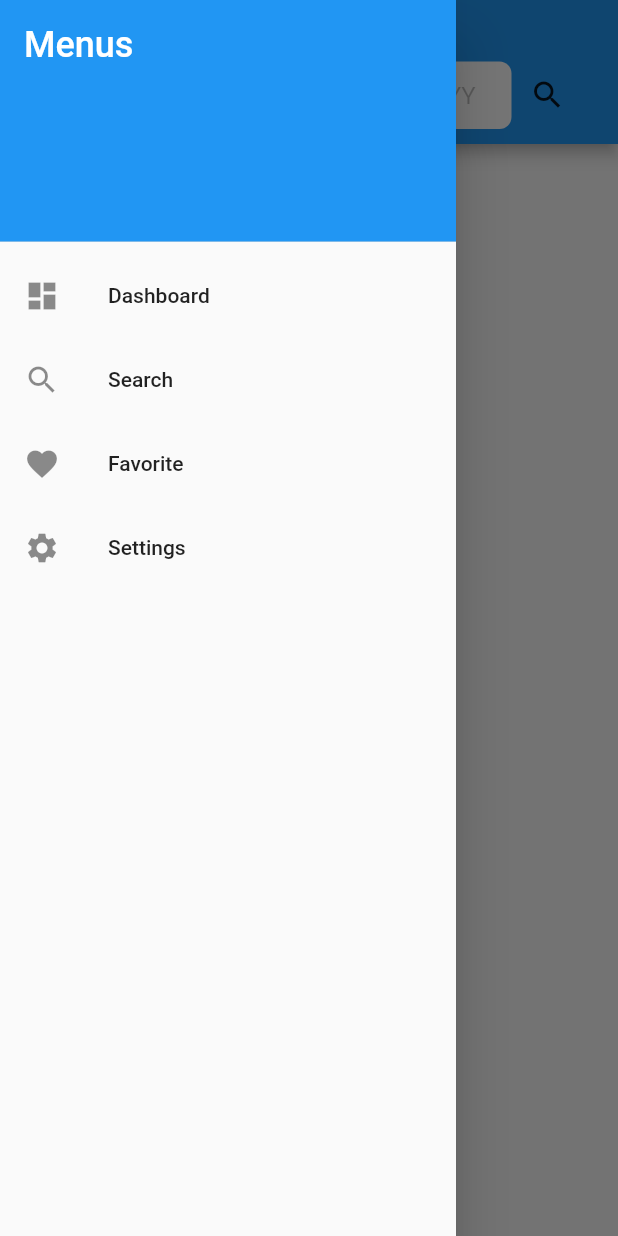
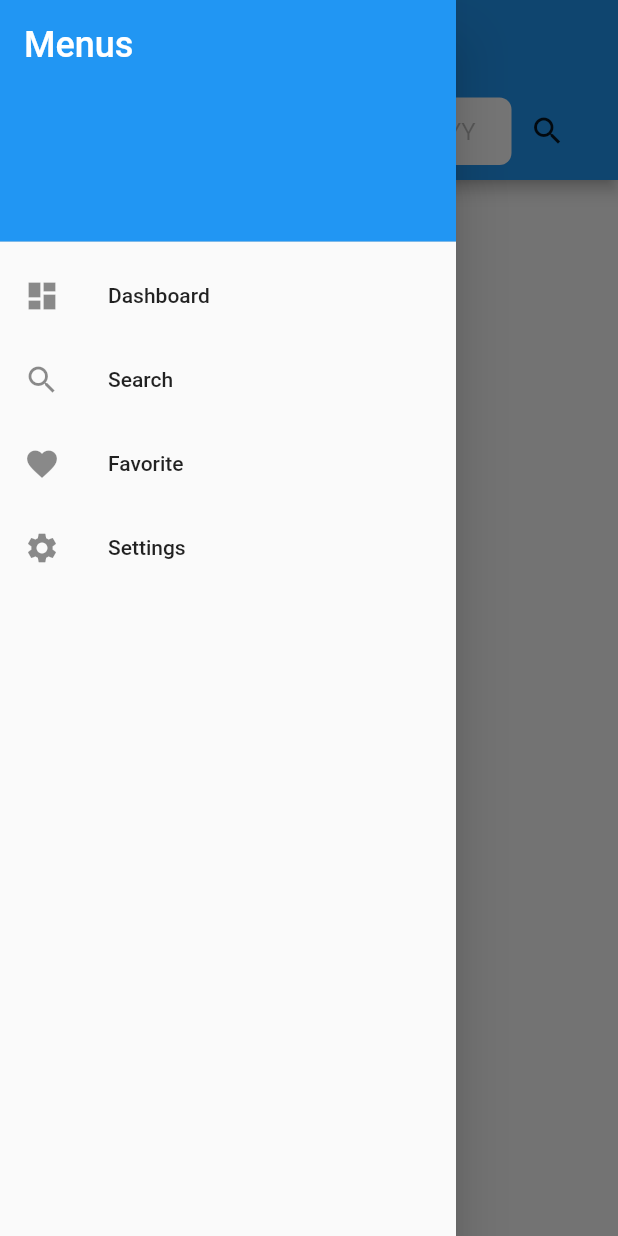
Before and after one commit to yanuyanu/demo_app, a Flutter app: the SearchPage screen opened directly, with the side drawer open, on a phone screen of 412 x 824 dp. Run offline on Flutter 3.47's test engine with Material 2 defaults, Android fonts, the phone set to English and light mode, and no system bars.

Commit message:
Make appbar more height

```diff
--- a/lib/pages/search/search_page.dart
+++ b/lib/pages/search/search_page.dart
@@ -16,8 +16,10 @@ class SearchPage extends StatelessWidget {
   @override
   Widget build(BuildContext context) {
     return Scaffold(
-      appBar: AppBar(
-        title: Text('Search Video'),
+      appBar: PreferredSize(
+        preferredSize: Size.fromHeight(120),
+        child: AppBar(
+          title: Text('Search Movie'),
           bottom: PreferredSize(
               child: Container(
                 padding:
@@ -41,6 +43,7 @@ class SearchPage extends StatelessWidget {
                 ),
               ),
               preferredSize: const Size.fromHeight(40)),
+        ),
       ),
       drawer: DrawerPage(),
       body: SearchPageState(),
```
Lines whose indentation alone changed are shown as unchanged.
